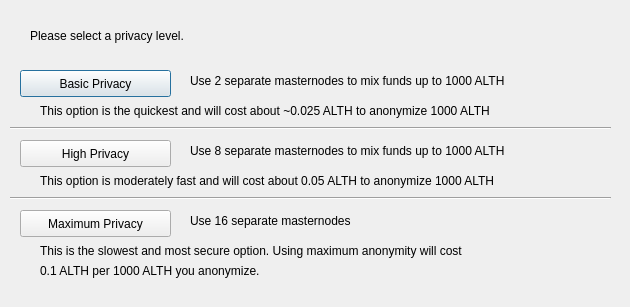
Before: the Qt Designer form src/qt/forms/darksendconfig.ui in aliothcoin/aliothcoin, drawn with Qt 5.
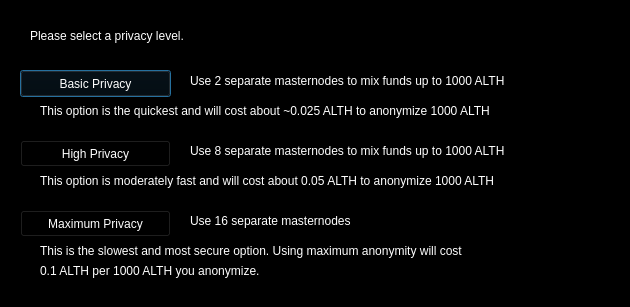
After: the same form once the commit is applied.

What changed in the file:
```diff
--- a/src/qt/forms/darksendconfig.ui
+++ b/src/qt/forms/darksendconfig.ui
@@ -10,6 +10,421 @@
     <height>307</height>
    </rect>
   </property>
+  <property name="palette">
+   <palette>
+    <active>
+     <colorrole role="WindowText">
+      <brush brushstyle="SolidPattern">
+       <color alpha="255">
+        <red>255</red>
+        <green>255</green>
+        <blue>255</blue>
+       </color>
+      </brush>
+     </colorrole>
+     <colorrole role="Button">
+      <brush brushstyle="SolidPattern">
+       <color alpha="255">
+        <red>0</red>
+        <green>0</green>
+        <blue>0</blue>
+       </color>
+      </brush>
+     </colorrole>
+     <colorrole role="Light">
+      <brush brushstyle="SolidPattern">
+       <color alpha="255">
+        <red>0</red>
+        <green>0</green>
+        <blue>0</blue>
+       </color>
+      </brush>
+     </colorrole>
+     <colorrole role="Midlight">
+      <brush brushstyle="SolidPattern">
+       <color alpha="255">
+        <red>0</red>
+        <green>0</green>
+        <blue>0</blue>
+       </color>
+      </brush>
+     </colorrole>
+     <colorrole role="Dark">
+      <brush brushstyle="SolidPattern">
+       <color alpha="255">
+        <red>0</red>
+        <green>0</green>
+        <blue>0</blue>
+       </color>
+      </brush>
+     </colorrole>
+     <colorrole role="Mid">
+      <brush brushstyle="SolidPattern">
+       <color alpha="255">
+        <red>0</red>
+        <green>0</green>
+        <blue>0</blue>
+       </color>
+      </brush>
+     </colorrole>
+     <colorrole role="Text">
+      <brush brushstyle="SolidPattern">
+       <color alpha="255">
+        <red>255</red>
+        <green>255</green>
+        <blue>255</blue>
+       </color>
+      </brush>
+     </colorrole>
+     <colorrole role="BrightText">
+      <brush brushstyle="SolidPattern">
+       <color alpha="255">
+        <red>255</red>
+        <green>255</green>
+        <blue>255</blue>
+       </color>
+      </brush>
+     </colorrole>
+     <colorrole role="ButtonText">
+      <brush brushstyle="SolidPattern">
+       <color alpha="255">
+        <red>255</red>
+        <green>255</green>
+        <blue>255</blue>
+       </color>
+      </brush>
+     </colorrole>
+     <colorrole role="Base">
+      <brush brushstyle="SolidPattern">
+       <color alpha="255">
+        <red>0</red>
+        <green>0</green>
+        <blue>0</blue>
+       </color>
+      </brush>
+     </colorrole>
+     <colorrole role="Window">
+      <brush brushstyle="SolidPattern">
+       <color alpha="255">
+        <red>0</red>
+        <green>0</green>
+        <blue>0</blue>
+       </color>
+      </brush>
+     </colorrole>
+     <colorrole role="Shadow">
+      <brush brushstyle="SolidPattern">
+       <color alpha="255">
+        <red>0</red>
+        <green>0</green>
+        <blue>0</blue>
+       </color>
+      </brush>
+     </colorrole>
+     <colorrole role="AlternateBase">
+      <brush brushstyle="SolidPattern">
+       <color alpha="255">
+        <red>0</red>
+        <green>0</green>
+        <blue>0</blue>
+       </color>
+      </brush>
+     </colorrole>
+     <colorrole role="ToolTipBase">
+      <brush brushstyle="SolidPattern">
+       <color alpha="255">
+        <red>255</red>
+        <green>255</green>
+        <blue>220</blue>
+       </color>
+      </brush>
+     </colorrole>
+     <colorrole role="ToolTipText">
+      <brush brushstyle="SolidPattern">
+       <color alpha="255">
+        <red>0</red>
+        <green>0</green>
+        <blue>0</blue>
+       </color>
+      </brush>
+     </colorrole>
+    </active>
+    <inactive>
+     <colorrole role="WindowText">
+      <brush brushstyle="SolidPattern">
+       <color alpha="255">
+        <red>255</red>
+        <green>255</green>
+        <blue>255</blue>
+       </color>
+      </brush>
+     </colorrole>
+     <colorrole role="Button">
+      <brush brushstyle="SolidPattern">
+       <color alpha="255">
+        <red>0</red>
+        <green>0</green>
+        <blue>0</blue>
+       </color>
+      </brush>
+     </colorrole>
+     <colorrole role="Light">
+      <brush brushstyle="SolidPattern">
+       <color alpha="255">
+        <red>0</red>
+        <green>0</green>
+        <blue>0</blue>
+       </color>
+      </brush>
+     </colorrole>
+     <colorrole role="Midlight">
+      <brush brushstyle="SolidPattern">
+       <color alpha="255">
+        <red>0</red>
+        <green>0</green>
+        <blue>0</blue>
+       </color>
+      </brush>
+     </colorrole>
+     <colorrole role="Dark">
+      <brush brushstyle="SolidPattern">
+       <color alpha="255">
+        <red>0</red>
+        <green>0</green>
+        <blue>0</blue>
+       </color>
+      </brush>
+     </colorrole>
+     <colorrole role="Mid">
+      <brush brushstyle="SolidPattern">
+       <color alpha="255">
+        <red>0</red>
+        <green>0</green>
+        <blue>0</blue>
+       </color>
+      </brush>
+     </colorrole>
+     <colorrole role="Text">
+      <brush brushstyle="SolidPattern">
+       <color alpha="255">
+        <red>255</red>
+        <green>255</green>
+        <blue>255</blue>
+       </color>
+      </brush>
+     </colorrole>
+     <colorrole role="BrightText">
+      <brush brushstyle="SolidPattern">
+       <color alpha="255">
+        <red>255</red>
+        <green>255</green>
+        <blue>255</blue>
+       </color>
+      </brush>
+     </colorrole>
+     <colorrole role="ButtonText">
+      <brush brushstyle="SolidPattern">
+       <color alpha="255">
+        <red>255</red>
+        <green>255</green>
+        <blue>255</blue>
+       </color>
+      </brush>
+     </colorrole>
+     <colorrole role="Base">
+      <brush brushstyle="SolidPattern">
+       <color alpha="255">
+        <red>0</red>
+        <green>0</green>
+        <blue>0</blue>
+       </color>
+      </brush>
+     </colorrole>
+     <colorrole role="Window">
+      <brush brushstyle="SolidPattern">
+       <color alpha="255">
+        <red>0</red>
+        <green>0</green>
+        <blue>0</blue>
+       </color>
+      </brush>
+     </colorrole>
+     <colorrole role="Shadow">
+      <brush brushstyle="SolidPattern">
+       <color alpha="255">
+        <red>0</red>
+        <green>0</green>
+        <blue>0</blue>
+       </color>
+      </brush>
+     </colorrole>
+     <colorrole role="AlternateBase">
+      <brush brushstyle="SolidPattern">
+       <color alpha="255">
+        <red>0</red>
+        <green>0</green>
+        <blue>0</blue>
+       </color>
+      </brush>
+     </colorrole>
+     <colorrole role="ToolTipBase">
+      <brush brushstyle="SolidPattern">
+       <color alpha="255">
+        <red>255</red>
+        <green>255</green>
+        <blue>220</blue>
+       </color>
+      </brush>
+     </colorrole>
+     <colorrole role="ToolTipText">
+      <brush brushstyle="SolidPattern">
+       <color alpha="255">
+        <red>0</red>
+        <green>0</green>
+        <blue>0</blue>
+       </color>
+      </brush>
+     </colorrole>
+    </inactive>
+    <disabled>
+     <colorrole role="WindowText">
+      <brush brushstyle="SolidPattern">
+       <color alpha="255">
+        <red>0</red>
+        <green>0</green>
+        <blue>0</blue>
+       </color>
+      </brush>
+     </colorrole>
+     <colorrole role="Button">
+      <brush brushstyle="SolidPattern">
+       <color alpha="255">
+        <red>0</red>
+        <green>0</green>
+        <blue>0</blue>
+       </color>
+      </brush>
+     </colorrole>
+     <colorrole role="Light">
+      <brush brushstyle="SolidPattern">
+       <color alpha="255">
+        <red>0</red>
+        <green>0</green>
+        <blue>0</blue>
+       </color>
+      </brush>
+     </colorrole>
+     <colorrole role="Midlight">
+      <brush brushstyle="SolidPattern">
+       <color alpha="255">
+        <red>0</red>
+        <green>0</green>
+        <blue>0</blue>
+       </color>
+      </brush>
+     </colorrole>
+     <colorrole role="Dark">
+      <brush brushstyle="SolidPattern">
+       <color alpha="255">
+        <red>0</red>
+        <green>0</green>
+        <blue>0</blue>
+       </color>
+      </brush>
+     </colorrole>
+     <colorrole role="Mid">
+      <brush brushstyle="SolidPattern">
+       <color alpha="255">
+        <red>0</red>
+        <green>0</green>
+        <blue>0</blue>
+       </color>
+      </brush>
+     </colorrole>
+     <colorrole role="Text">
+      <brush brushstyle="SolidPattern">
+       <color alpha="255">
+        <red>0</red>
+        <green>0</green>
+        <blue>0</blue>
+       </color>
+      </brush>
+     </colorrole>
+     <colorrole role="BrightText">
+      <brush brushstyle="SolidPattern">
+       <color alpha="255">
+        <red>255</red>
+        <green>255</green>
+        <blue>255</blue>
+       </color>
+      </brush>
+     </colorrole>
+     <colorrole role="ButtonText">
+      <brush brushstyle="SolidPattern">
+       <color alpha="255">
+        <red>0</red>
+        <green>0</green>
+        <blue>0</blue>
+       </color>
+      </brush>
+     </colorrole>
+     <colorrole role="Base">
+      <brush brushstyle="SolidPattern">
+       <color alpha="255">
+        <red>0</red>
+        <green>0</green>
+        <blue>0</blue>
+       </color>
+      </brush>
+     </colorrole>
+     <colorrole role="Window">
+      <brush brushstyle="SolidPattern">
+       <color alpha="255">
+        <red>0</red>
+        <green>0</green>
+        <blue>0</blue>
+       </color>
+      </brush>
+     </colorrole>
+     <colorrole role="Shadow">
+      <brush brushstyle="SolidPattern">
+       <color alpha="255">
+        <red>0</red>
+        <green>0</green>
+        <blue>0</blue>
+       </color>
+      </brush>
+     </colorrole>
+     <colorrole role="AlternateBase">
+      <brush brushstyle="SolidPattern">
+       <color alpha="255">
+        <red>0</red>
+        <green>0</green>
+        <blue>0</blue>
+       </color>
+      </brush>
+     </colorrole>
+     <colorrole role="ToolTipBase">
+      <brush brushstyle="SolidPattern">
+       <color alpha="255">
+        <red>255</red>
+        <green>255</green>
+        <blue>220</blue>
+       </color>
+      </brush>
+     </colorrole>
+     <colorrole role="ToolTipText">
+      <brush brushstyle="SolidPattern">
+       <color alpha="255">
+        <red>0</red>
+        <green>0</green>
+        <blue>0</blue>
+       </color>
+      </brush>
+     </colorrole>
+    </disabled>
+   </palette>
+  </property>
   <property name="windowTitle">
    <string>Configure Darksend</string>
   </property>
```
